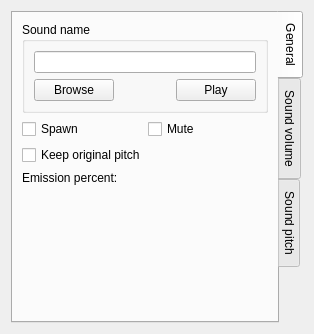
Above: code/nel/tools/3d/object_viewer_qt/src/particle_sound_form.ui from ryzom/ryzomcore before the change. Below: the same form after it.
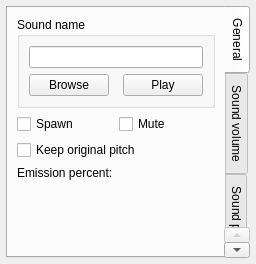
That is the form after the change. Custom widgets are drawn as their Qt base class.

```diff
--- a/code/nel/tools/3d/object_viewer_qt/src/particle_sound_form.ui
+++ b/code/nel/tools/3d/object_viewer_qt/src/particle_sound_form.ui
@@ -6,14 +6,17 @@
    <rect>
     <x>0</x>
     <y>0</y>
-    <width>314</width>
-    <height>334</height>
+    <width>239</width>
+    <height>264</height>
    </rect>
   </property>
   <property name="windowTitle">
    <string>Form</string>
   </property>
   <layout class="QGridLayout" name="gridLayout">
+   <property name="margin">
+    <number>6</number>
+   </property>
    <item row="0" column="0">
     <widget class="QTabWidget" name="tabWidget">
      <property name="tabPosition">
```
